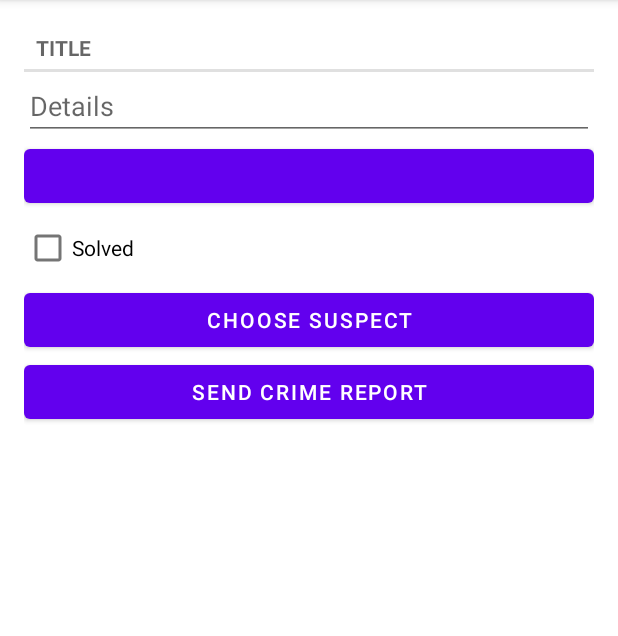
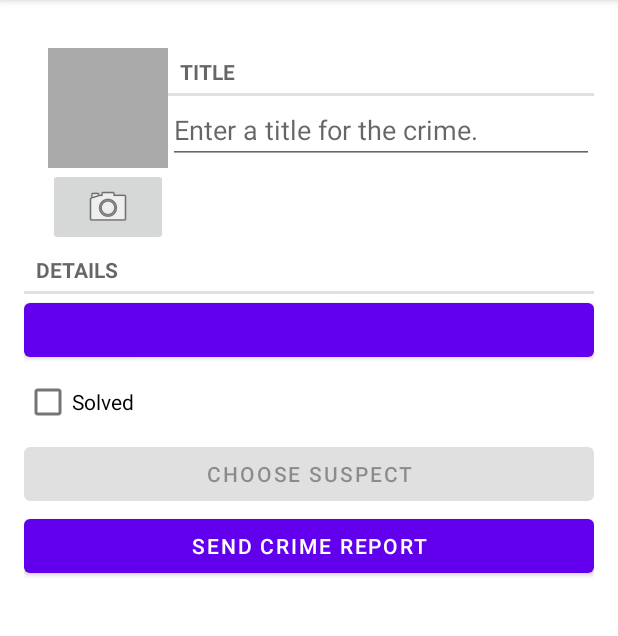
Before and after one commit to AlexsLaboratory/Criminal-Intent, an Android app: the screen it shows after launch (MainActivity), after a tap on "New Crime", on a phone screen of 412 x 824 dp, the part 84-720 px from its top. Run offline under Robolectric (Android 15) with nearby library versions, the phone set to English and light mode, and no system bars; our stand-ins replace Room's generated code; 2 statements that could not run were skipped.

```diff
--- a/app/src/main/java/com/bignerdranch/andriod/criminalintent/Crime.kt
+++ b/app/src/main/java/com/bignerdranch/andriod/criminalintent/Crime.kt
@@ -11,4 +11,7 @@ data class Crime(
   var date: Date = Date(),
   var isSolved: Boolean = false,
   var suspect: String = ""
-)
+) {
+  val photoFileName
+    get() = "IMG_$id.jpg"
+}
--- a/app/src/main/java/com/bignerdranch/andriod/criminalintent/CrimeDetailViewModel.kt
+++ b/app/src/main/java/com/bignerdranch/andriod/criminalintent/CrimeDetailViewModel.kt
@@ -4,6 +4,7 @@ import androidx.lifecycle.LiveData
 import androidx.lifecycle.MutableLiveData
 import androidx.lifecycle.Transformations
 import androidx.lifecycle.ViewModel
+import java.io.File
 import java.util.*
 
 class CrimeDetailViewModel : ViewModel() {
@@ -21,4 +22,8 @@ class CrimeDetailViewModel : ViewModel() {
   fun saveCrime(crime: Crime) {
     crimeRepository.updateCrime(crime)
   }
+
+  fun getPhotoFile(crime: Crime): File {
+    return crimeRepository.getPhotoFile(crime)
+  }
 }
--- a/app/src/main/java/com/bignerdranch/andriod/criminalintent/CrimeFragment.kt
+++ b/app/src/main/java/com/bignerdranch/andriod/criminalintent/CrimeFragment.kt
@@ -1,11 +1,15 @@
 package com.bignerdranch.andriod.criminalintent
 
+import android.Manifest
 import android.content.Intent
 import android.content.pm.PackageManager
 import android.content.pm.PackageManager.*
 import android.content.pm.ResolveInfo
+import android.net.Uri
+import android.os.Build
 import android.os.Bundle
 import android.provider.ContactsContract
+import android.provider.MediaStore
 import android.text.Editable
 import android.text.TextWatcher
 import android.text.format.DateFormat
@@ -13,14 +17,15 @@ import android.util.Log
 import android.view.LayoutInflater
 import android.view.View
 import android.view.ViewGroup
-import android.widget.Button
-import android.widget.CheckBox
-import android.widget.EditText
+import android.widget.*
 import androidx.activity.result.ActivityResultLauncher
 import androidx.activity.result.contract.ActivityResultContracts
+import androidx.core.content.FileProvider
 import androidx.fragment.app.Fragment
 import androidx.fragment.app.FragmentResultListener
 import androidx.lifecycle.ViewModelProvider
+import java.io.File
+import java.text.SimpleDateFormat
 import java.util.*
 
 private const val TAG = "CrimeFragment"
@@ -30,6 +35,7 @@ private const val DATE_FORMAT = "EEE, MMM, dd"
 
 class CrimeFragment : Fragment(), FragmentResultListener {
   private lateinit var pickContact: ActivityResultLauncher<Void>
+  private lateinit var pickImage: ActivityResultLauncher<Uri>
 
   private lateinit var crime: Crime
   private lateinit var titleField: EditText
@@ -37,10 +43,38 @@ class CrimeFragment : Fragment(), FragmentResultListener {
   private lateinit var solvedCheckBox: CheckBox
   private lateinit var reportButton: Button
   private lateinit var suspectButton: Button
+  private lateinit var photoButton: ImageButton
+  private lateinit var photoView: ImageView
+  private lateinit var photoFile: File
+  private lateinit var photoUri: Uri
 
   private val crimeDetailViewModel: CrimeDetailViewModel by lazy {
     ViewModelProvider(this).get(CrimeDetailViewModel::class.java)
   }
+
+  fun createImageFile(): File {
+    val timeStamp = SimpleDateFormat.getDateTimeInstance().format(Date())
+    val storageDir = photoFile
+
+    return File.createTempFile(
+      "JPEG_${timeStamp}_",
+      ".jpg",
+      storageDir
+    )
+  }
+
+  private val requestMultiplePermissionLauncher =
+    registerForActivityResult(ActivityResultContracts.RequestMultiplePermissions()) { resultsMap ->
+      resultsMap.forEach {
+        if (!it.value) {
+          Toast.makeText(
+            context,
+            String.format("Permission: %s, granted: false", it.key),
+            Toast.LENGTH_SHORT
+          ).show()
+        }
+      }
+    }
 
   override fun onCreate(savedInstanceState: Bundle?) {
     super.onCreate(savedInstanceState)
@@ -66,6 +100,13 @@ class CrimeFragment : Fragment(), FragmentResultListener {
         suspectButton.text = suspect
       }
     }
+
+    pickImage =
+      registerForActivityResult(ActivityResultContracts.TakePicture()) { success: Boolean ->
+        if (success) {
+          updatePhotoView()
+        }
+      }
   }
 
   override fun onCreateView(
@@ -79,6 +120,8 @@ class CrimeFragment : Fragment(), FragmentResultListener {
     solvedCheckBox = view.findViewById(R.id.crime_solved) as CheckBox
     reportButton = view.findViewById(R.id.crime_report) as Button
     suspectButton = view.findViewById(R.id.crime_suspect) as Button
+    photoButton = view.findViewById(R.id.crime_camera) as ImageButton
+    photoView = view.findViewById(R.id.crime_photo) as ImageView
 
     return view
   }
@@ -90,6 +133,12 @@ class CrimeFragment : Fragment(), FragmentResultListener {
       { crime ->
         crime?.let {
           this.crime = crime
+          photoFile = crimeDetailViewModel.getPhotoFile(crime)
+          photoUri = FileProvider.getUriForFile(
+            requireActivity(),
+            "com.bignerdranch.android.criminalintent.fileprovider",
+            photoFile
+          )
           updateUI()
         }
       })
@@ -133,10 +182,34 @@ class CrimeFragment : Fragment(), FragmentResultListener {
     }
 
     suspectButton.apply {
+      val packageManager: PackageManager = requireActivity().packageManager
       val pickContactIntent = Intent(Intent.ACTION_PICK, ContactsContract.Contacts.CONTENT_URI)
+      if (pickContactIntent.resolveActivity(packageManager) == null) {
+        isEnabled = false
+      }
 
       setOnClickListener {
         pickContact.launch(null)
+      }
+    }
+
+    photoButton.apply {
+      val packageManager: PackageManager = requireActivity().packageManager
+
+      val captureImage = Intent(MediaStore.ACTION_IMAGE_CAPTURE)
+
+      if (captureImage.resolveActivity(packageManager) == null) {
+        isEnabled = false
+      }
+
+      setOnClickListener {
+        requestMultiplePermissionLauncher.launch(
+          arrayOf(
+            Manifest.permission.WRITE_EXTERNAL_STORAGE,
+            Manifest.permission.CAMERA
+          )
+        )
+        pickImage.launch(photoUri)
       }
     }
   }
@@ -156,6 +229,16 @@ class CrimeFragment : Fragment(), FragmentResultListener {
 
     if (crime.suspect.isNotEmpty()) {
       suspectButton.text = crime.suspect
+    }
+    updatePhotoView()
+  }
+
+  private fun updatePhotoView() {
+    if (photoFile.exists()) {
+      val bitmap = getScaledBitmap(photoFile.path, requireActivity())
+      photoView.setImageBitmap(bitmap)
+    } else {
+      photoView.setImageDrawable(null)
     }
   }
 
--- a/app/src/main/java/com/bignerdranch/andriod/criminalintent/CrimeListFragment.kt
+++ b/app/src/main/java/com/bignerdranch/andriod/criminalintent/CrimeListFragment.kt
@@ -60,7 +60,6 @@ class CrimeListFragment : Fragment() {
       viewLifecycleOwner,
       { crimes ->
         crimes?.let {
-          Log.i(TAG, "Got crimes ${crimes.size}")
           updateUI(crimes)
         }
       })
--- a/app/src/main/java/com/bignerdranch/andriod/criminalintent/CrimeRepository.kt
+++ b/app/src/main/java/com/bignerdranch/andriod/criminalintent/CrimeRepository.kt
@@ -5,6 +5,7 @@ import androidx.lifecycle.LiveData
 import androidx.room.Room
 import com.bignerdranch.andriod.criminalintent.database.CrimeDatabase
 import com.bignerdranch.andriod.criminalintent.database.migration_1_2
+import java.io.File
 import java.util.*
 import java.util.concurrent.Executors
 
@@ -21,6 +22,7 @@ class CrimeRepository private constructor(context: Context) {
 
   private val crimeDao = database.crimeDao()
   private val executor = Executors.newSingleThreadExecutor()
+  private val filesDir = context.applicationContext.filesDir
 
   fun getCrimes(): LiveData<List<Crime>> = crimeDao.getCrimes()
 
@@ -38,6 +40,8 @@ class CrimeRepository private constructor(context: Context) {
     }
   }
 
+  fun getPhotoFile(crime: Crime): File = File(filesDir, crime.photoFileName)
+
   companion object {
     private var INSTANCE: CrimeRepository? = null
 
--- a/app/src/main/res/layout/fragment_crime.xml
+++ b/app/src/main/res/layout/fragment_crime.xml
@@ -1,36 +1,75 @@
 <?xml version="1.0" encoding="utf-8"?>
 <LinearLayout xmlns:android="http://schemas.android.com/apk/res/android"
     xmlns:tools="http://schemas.android.com/tools"
+    android:orientation="vertical"
     android:layout_width="match_parent"
     android:layout_height="match_parent"
-    android:layout_margin="16dp"
+    android:layout_margin="16dp">
+
+    <LinearLayout
+        android:layout_width="match_parent"
+        android:layout_height="wrap_content"
+        android:orientation="horizontal"
+        android:layout_marginStart="16dp"
+        android:layout_marginTop="16dp">
+
+        <LinearLayout
+            android:layout_width="wrap_content"
+            android:layout_height="wrap_content"
             android:orientation="vertical">
+
+            <ImageView
+                android:id="@+id/crime_photo"
+                android:layout_width="80dp"
+                android:layout_height="80dp"
+                android:scaleType="centerInside"
+                android:cropToPadding="true"
+                android:background="@android:color/darker_gray"/>
+
+            <ImageButton
+                android:id="@+id/crime_camera"
+                android:layout_width="match_parent"
+                android:layout_height="wrap_content"
+                android:src="@android:drawable/ic_menu_camera"/>
+        </LinearLayout>
+
+        <LinearLayout
+            android:orientation="vertical"
+            android:layout_width="0dp"
+            android:layout_height="wrap_content"
+            android:layout_weight="1">
 
             <TextView
                 style="?android:listSeparatorTextViewStyle"
                 android:layout_width="match_parent"
                 android:layout_height="wrap_content"
-        android:text="@string/crime_title_label" />
+                android:text="@string/crime_title_label"/>
 
             <EditText
                 android:id="@+id/crime_title"
                 android:layout_width="match_parent"
                 android:layout_height="wrap_content"
-        android:autofillHints=""
-        android:hint="@string/crime_details_label"
-        android:inputType="text" />
+                android:hint="@string/crime_title_hint"/>
+        </LinearLayout>
+    </LinearLayout>
+
+    <TextView
+        style="?android:listSeparatorTextViewStyle"
+        android:layout_width="match_parent"
+        android:layout_height="wrap_content"
+        android:text="@string/crime_details_label"/>
 
     <Button
         android:id="@+id/crime_date"
         android:layout_width="match_parent"
         android:layout_height="wrap_content"
-        tools:text="Wed Nov 14 11:56 EST 2018" />
+        tools:text="Wed Nov 14 11:56 EST 2018"/>
 
     <CheckBox
         android:id="@+id/crime_solved"
         android:layout_width="match_parent"
         android:layout_height="wrap_content"
-        android:text="@string/crime_solved_label" />
+        android:text="@string/crime_solved_label"/>
 
     <Button
         android:id="@+id/crime_suspect"
--- a/app/src/main/res/values/strings.xml
+++ b/app/src/main/res/values/strings.xml
@@ -16,4 +16,5 @@
     <string name="crime_report_no_suspect">there is no suspect.</string>
     <string name="crime_report_subject">CriminalIntent Crime Report</string>
     <string name="send_report">Send crime report via</string>
+    <string name="crime_title_hint">Enter a title for the crime.</string>
 </resources>
--- /dev/null
+++ b/app/src/main/res/xml/files.xml
@@ -0,0 +1,4 @@
+<?xml version="1.0" encoding="utf-8"?>
+<paths xmlns:android="http://schemas.android.com/apk/res/android">
+    <files-path name="crime_photos" path="."/>
+</paths>
```
Also changed, not shown: app/src/main/AndroidManifest.xml (+27 -0 lines), app/src/main/java/com/bignerdranch/andriod/criminalintent/PictureUtils.kt (added, +45 -0 lines). Lines whose indentation alone changed are shown as unchanged.
